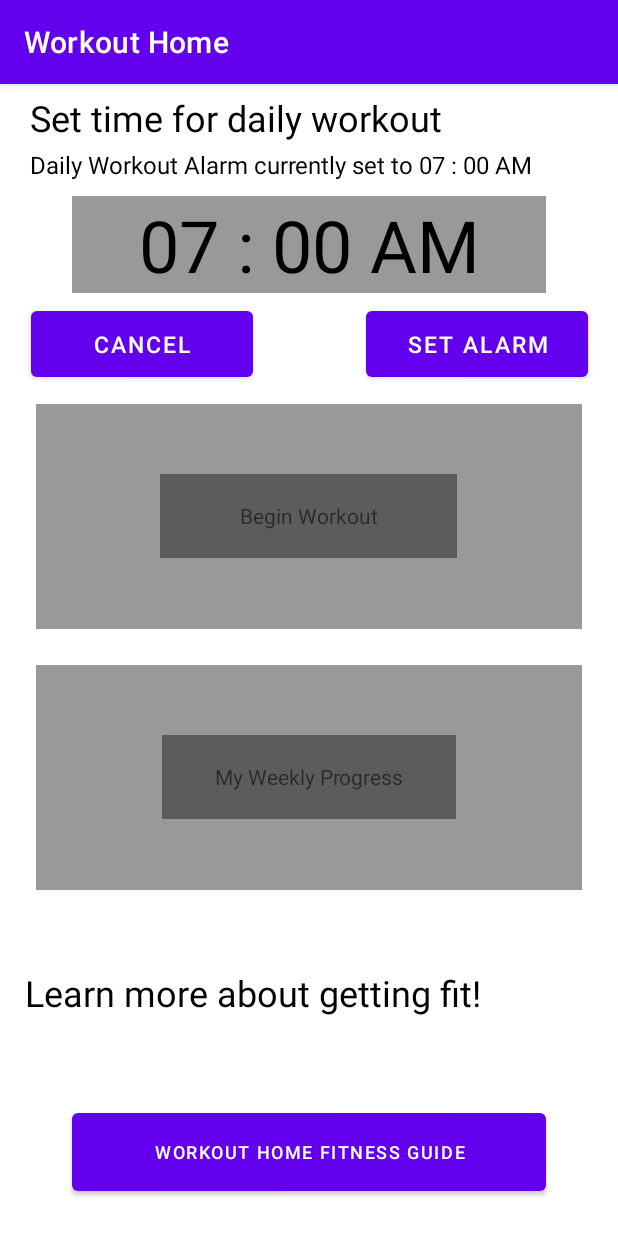
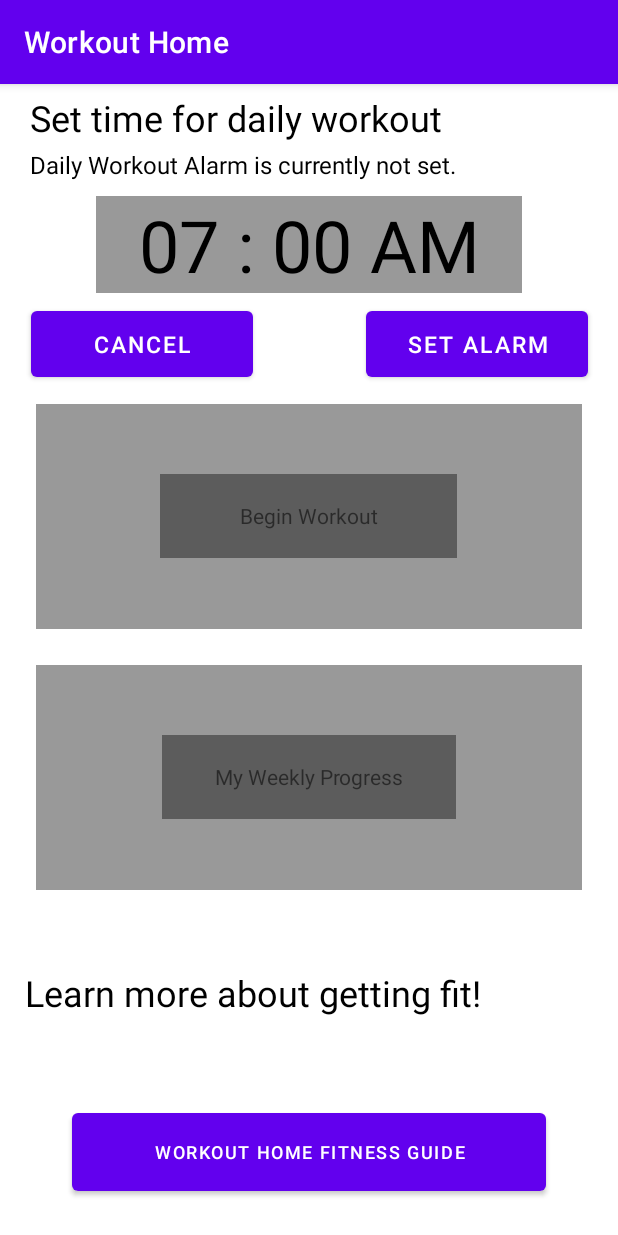
Before and after one commit to Ismael-T/Workout-Home-App, an Android app: the screen it shows after launch (MainActivity), after a tap on "SET ALARM", on a phone screen of 412 x 824 dp. Run offline under Robolectric (Android 15) with nearby library versions, the phone set to English and light mode, and no system bars.

Commit message:
Alarm done, linking left

```diff
--- a/app/src/main/java/com/ji_tarras/workouthome/MainActivity.java
+++ b/app/src/main/java/com/ji_tarras/workouthome/MainActivity.java
@@ -1,6 +1,4 @@
 package com.ji_tarras.workouthome;
-
-import androidx.appcompat.app.AppCompatActivity;
 
 import android.app.AlarmManager;
 import android.app.NotificationChannel;
@@ -8,10 +6,13 @@ import android.app.NotificationManager;
 import android.app.PendingIntent;
 import android.content.Context;
 import android.content.Intent;
+import android.content.SharedPreferences;
 import android.os.Build;
 import android.os.Bundle;
 import android.view.View;
 import android.widget.Toast;
+
+import androidx.appcompat.app.AppCompatActivity;
 
 import com.google.android.material.timepicker.MaterialTimePicker;
 import com.google.android.material.timepicker.TimeFormat;
@@ -26,6 +27,7 @@ public class MainActivity extends AppCompatActivity {
     private Calendar calendar;
     private AlarmManager alarmManager;
     private PendingIntent pendingIntent;
+    private boolean alarmFlag;
 
     @Override
     protected void onCreate(Bundle savedInstanceState) {
@@ -33,6 +35,19 @@ public class MainActivity extends AppCompatActivity {
         binding = ActivityMainBinding.inflate(getLayoutInflater());
         setContentView(binding.getRoot());
         createNotificationChannel();
+
+        binding.GuideBtn.setOnClickListener(new View.OnClickListener() {
+            @Override
+            public void onClick(View v) {
+
+            }
+        });
+        SharedPreferences sp = getSharedPreferences("time_sp", MODE_PRIVATE);
+        String time = sp.getString("time", "");
+        if (!time.isEmpty()) {
+            binding.selectedTimeTv.setText(time);
+            binding.alarmStatusTv.setText("Daily Workout Alarm currently set to" + time);
+        }
 
         binding.selectedTimeTv.setOnClickListener(new View.OnClickListener() {
             @Override
@@ -72,15 +87,25 @@ public class MainActivity extends AppCompatActivity {
         alarmManager.cancel(pendingIntent);
         Toast.makeText(this, "Daily Workout Alarm cancelled", Toast.LENGTH_SHORT).show();
         binding.alarmStatusTv.setText("Daily Workout Alarm is currently not set.");
+
+        alarmFlag = false;
     }
 
     private void setAlarm() {
+        if (!alarmFlag) {
+            Toast.makeText(getApplicationContext(), "Please set time for the alarm.", Toast.LENGTH_LONG).show();
+            return;
+        }
 
         alarmManager = (AlarmManager) getSystemService(Context.ALARM_SERVICE);
 
         Intent intent = new Intent(this, AlarmReceiver.class);
 
-        pendingIntent = PendingIntent.getBroadcast(this, 0, intent, 0);
+        pendingIntent = PendingIntent.getBroadcast(this, 0, intent, PendingIntent.FLAG_UPDATE_CURRENT);
+
+        if (calendar.before(Calendar.getInstance())) {
+            calendar.add(Calendar.DATE, 1);
+        }
 
         alarmManager.setRepeating(AlarmManager.RTC_WAKEUP, calendar.getTimeInMillis(),
                 AlarmManager.INTERVAL_DAY, pendingIntent);
@@ -92,7 +117,7 @@ public class MainActivity extends AppCompatActivity {
     }
 
     private void showTimePicker() {
-
+        alarmFlag = true;
         picker = new MaterialTimePicker.Builder()
                 .setTimeFormat(TimeFormat.CLOCK_12H)
                 .setHour(7)
@@ -123,6 +148,10 @@ public class MainActivity extends AppCompatActivity {
                 calendar.set(Calendar.MINUTE, picker.getMinute());
                 calendar.set(Calendar.SECOND, 0);
                 calendar.set(Calendar.MILLISECOND, 0);
+                SharedPreferences sp = getSharedPreferences("time_sp", MODE_PRIVATE);
+                SharedPreferences.Editor editor = sp.edit();
+                editor.putString("time", binding.selectedTimeTv.getText().toString());
+                editor.apply();
 
             }
         });
--- a/app/src/main/java/com/ji_tarras/workouthome/WorkoutSets.java
+++ b/app/src/main/java/com/ji_tarras/workouthome/WorkoutSets.java
@@ -10,5 +10,7 @@ public class WorkoutSets extends AppCompatActivity {
     protected void onCreate(Bundle savedInstanceState) {
         super.onCreate(savedInstanceState);
         setContentView(R.layout.activity_workout_sets);
+
+
     }
 }
--- /dev/null
+++ b/app/src/main/res/drawable/ic_baseline_access_alarm_24.xml
@@ -0,0 +1,5 @@
+<vector android:height="24dp" android:tint="#000000"
+    android:viewportHeight="24" android:viewportWidth="24"
+    android:width="24dp" xmlns:android="http://schemas.android.com/apk/res/android">
+    <path android:fillColor="@android:color/white" android:pathData="M22,5.72l-4.6,-3.86 -1.29,1.53 4.6,3.86L22,5.72zM7.88,3.39L6.6,1.86 2,5.71l1.29,1.53 4.59,-3.85zM12.5,8L11,8v6l4.75,2.85 0.75,-1.23 -4,-2.37L12.5,8zM12,4c-4.97,0 -9,4.03 -9,9s4.02,9 9,9c4.97,0 9,-4.03 9,-9s-4.03,-9 -9,-9zM12,20c-3.87,0 -7,-3.13 -7,-7s3.13,-7 7,-7 7,3.13 7,7 -3.13,7 -7,7z"/>
+</vector>
--- a/app/src/main/res/layout/activity_main.xml
+++ b/app/src/main/res/layout/activity_main.xml
@@ -39,7 +39,7 @@
         android:id="@+id/selectedTimeTv"
         android:layout_width="match_parent"
         android:layout_height="wrap_content"
-        android:layout_marginHorizontal="48dp"
+        android:layout_marginHorizontal="64dp"
         android:layout_marginTop="36dp"
         android:background="@color/black_overlay"
         android:text="07 : 00 AM"
@@ -129,14 +129,14 @@
         android:text="Learn more about getting fit!"
         android:textColor="@color/black"
         android:textSize="24sp"
-        app:layout_constraintBottom_toTopOf="@+id/dietGuideBtn"
+        app:layout_constraintBottom_toTopOf="@+id/GuideBtn"
         app:layout_constraintEnd_toEndOf="parent"
         app:layout_constraintHorizontal_bias="0.152"
         app:layout_constraintStart_toStartOf="parent"
         app:layout_constraintTop_toBottomOf="@+id/linearLayoutWPM" />
 
     <Button
-        android:id="@+id/dietGuideBtn"
+        android:id="@+id/GuideBtn"
         android:layout_width="match_parent"
         android:layout_height="64dp"
         android:layout_marginHorizontal="48dp"
```
Also changed, not shown: app/src/main/AndroidManifest.xml (+12 -1 lines), app/src/main/java/com/ji_tarras/workouthome/AlarmReceiver.java (+7 -4 lines).
